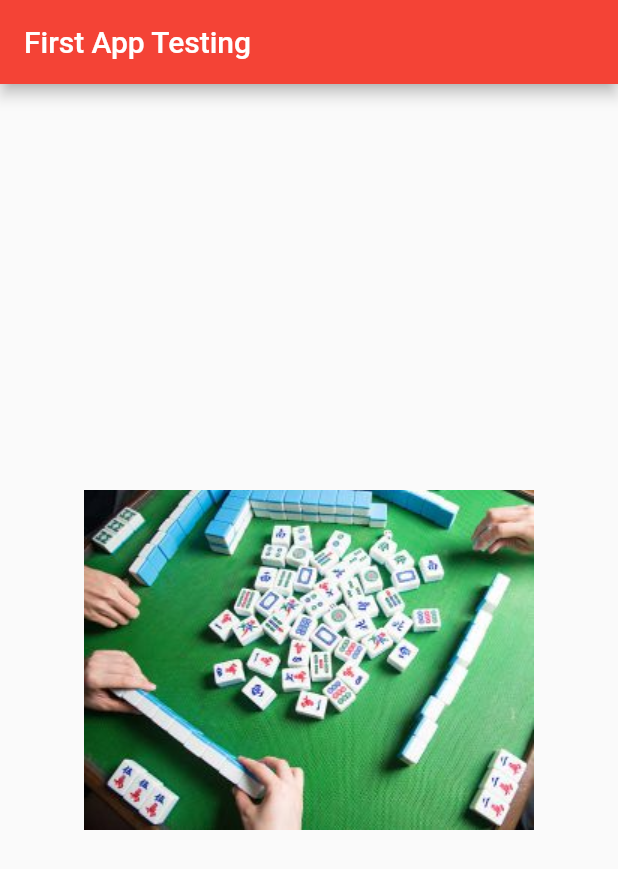
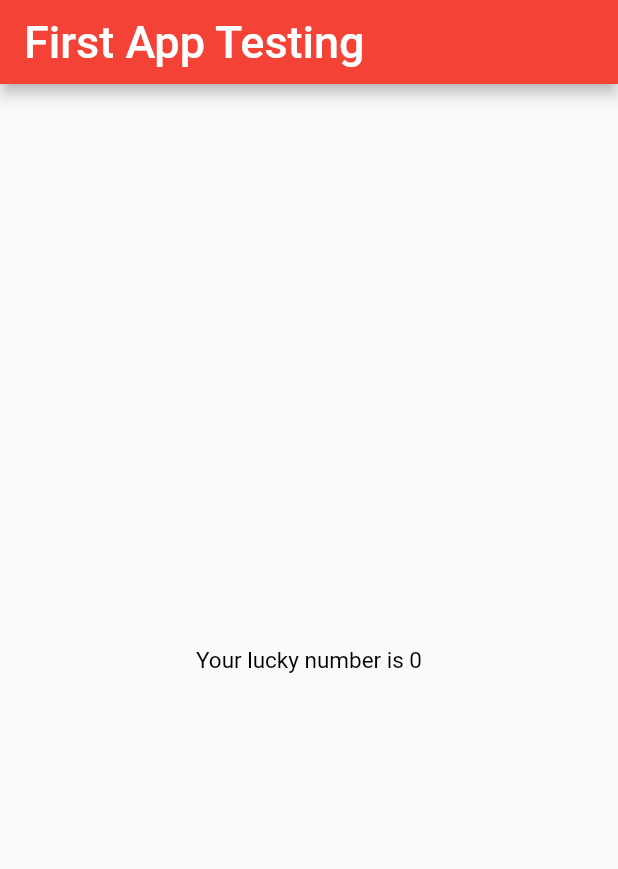
Before and after one commit to xeeshansami/Flutter, a Flutter app: the screen it shows after launch, on a phone screen of 412 x 824 dp. Shown: the top 869 px of the screen. Run offline on Flutter 3.47's test engine with Material 2 defaults, Android fonts, the phone set to English and light mode, and no system bars.

Commit message:
flutter patern used

```diff
--- a/lib/app_screens/first_screen.dart
+++ b/lib/app_screens/first_screen.dart
@@ -1,12 +1,28 @@
+import 'dart:math';
+
 import 'package:flutter/material.dart';
 
-class FirstScreen extends StatelessWidget{
+class FirstScreen extends StatelessWidget {
   @override
   Widget build(BuildContext context) {
-    return const Center(
-      child: Image(
-        image: AssetImage('assets/images/abc.jpg'),
-      ),
-    );
+    return textVIew();
+    // return const Center(
+    //   child: Image(
+    //     image: AssetImage('assets/images/abc.jpg'),
+    //   ),
+    // );
+  }
+
+  Widget textVIew() {
+    return Center(
+        child: Text("Your lucky number is " + luckyNumber().toString(),
+            textAlign: TextAlign.center,
+            style: const TextStyle(color: Colors.black, fontSize: 15.0)));
+  }
+
+  int luckyNumber() {
+    var random = new Random();
+    int luckyNumber = random.nextInt(10);
+    return luckyNumber;
   }
 }
--- a/lib/main.dart
+++ b/lib/main.dart
@@ -1,10 +1,10 @@
 import 'package:flutter/material.dart';
 import 'package:flutter/services.dart';
 import './app_screens/first_screen.dart';
+
 void main() => runApp(MyFlutterApp());
 
-class MyFlutterApp extends StatelessWidget{
-
+class MyFlutterApp extends StatelessWidget {
   const MyFlutterApp({Key? key}) : super(key: key);
 
   @override
@@ -12,12 +12,12 @@ class MyFlutterApp extends StatelessWidget{
     return MaterialApp(
         debugShowCheckedModeBanner: false,
         home: Scaffold(
-          appBar: AppBar(
-            title: const Text("First App Testing",textAlign: TextAlign.right),
-            backgroundColor: Colors.red,
-          ),
-          body: FirstScreen()
-        ));
+            appBar: AppBar(
+              title: const Text("First App Testing",
+                  textAlign: TextAlign.right,
+                  style: TextStyle(color: Colors.white, fontSize: 30.0)),
+              backgroundColor: Colors.red,
+            ),
+            body: FirstScreen()));
   }
-
 }
```
